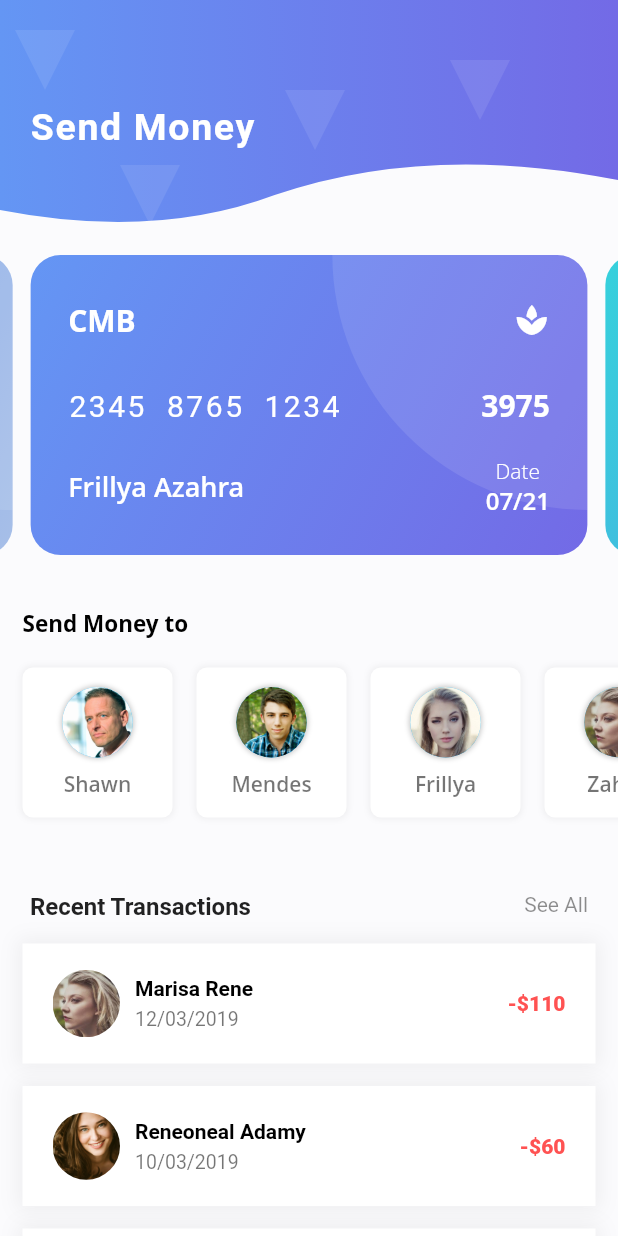
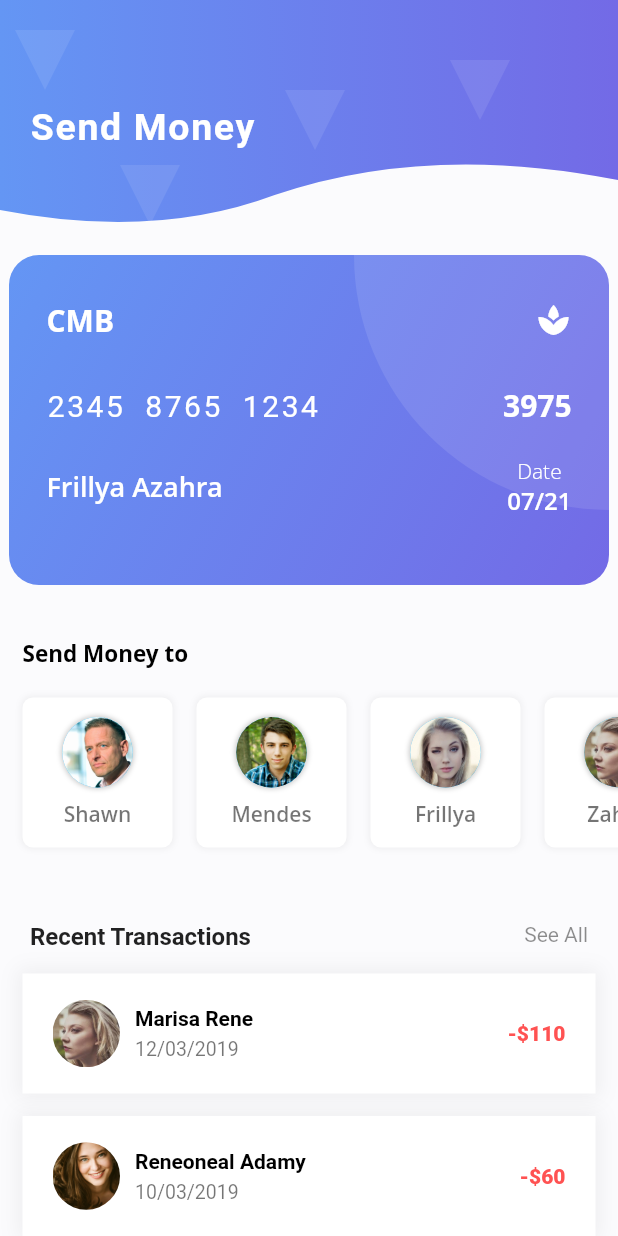
Before and after one commit to CirkoLab/xdaytrade-app, a Flutter app: the T4_wallet screen opened directly, on a phone screen of 412 x 824 dp. Run offline on Flutter 3.47's test engine with Material 2 defaults, Android fonts, the phone set to English and light mode, and no system bars; drawn by our look-alikes of carousel_slider; our stand-ins replace carousel_pro, dio, font_awesome_flutter, package_info, percent_indicator, rxdart and 2 more; missing offline and left inert: bmnav, flutter_sparkline; accounts and stored records are empty; generated files the repository leaves out were written again; Roboto replaces fonts that are missing (Popins).

Commit message:
feat: update package version

```diff
--- a/lib/screen/AnotherTemplate/Template4/T4_wallet.dart
+++ b/lib/screen/AnotherTemplate/Template4/T4_wallet.dart
@@ -21,7 +21,6 @@ class _T4_walletState extends State<T4_wallet> {
           children: <Widget>[
             Stack(
               children: <Widget>[
-
                 ///
                 /// Create wave appbar
                 ///
@@ -76,10 +75,12 @@ class _T4_walletState extends State<T4_wallet> {
             /// Credit card header slider
             ///
             CarouselSlider(
-              aspectRatio: 9 / 10,
-              autoPlay: true,
-              viewportFraction: 0.93,
-              height: 200.0,
+              options: CarouselOptions(
+                aspectRatio: 5 / 10,
+                autoPlay: true,
+                viewportFraction: 1.0,
+                height: 220.0,
+              ),
               items: [0, 1, 2].map((i) {
                 return Builder(
                   builder: (BuildContext context) {
@@ -423,7 +424,6 @@ class _T4_walletState extends State<T4_wallet> {
   }
 }
 
-
 ///
 /// Create wave appbar
 ///
@@ -455,7 +455,6 @@ class BottomWaveClipper extends CustomClipper<Path> {
   bool shouldReclip(CustomClipper<Path> oldClipper) => false;
 }
 
-
 ///
 /// Create triangle clipper
 ///
```
Also changed, not shown: lib/screen/AnotherTemplate/Template1/tab_wallet/T1_btc.dart (+7 -6 lines), lib/screen/AnotherTemplate/Template1/tab_wallet/T1_dash.dart (+6 -4 lines), lib/screen/AnotherTemplate/Template1/tab_wallet/T1_eth.dart (+6 -4 lines), lib/screen/AnotherTemplate/Template1/tab_wallet/T1_lrm.dart (+6 -4 lines), lib/screen/AnotherTemplate/Template1/tab_wallet/T1_ripple.dart (+6 -13 lines), lib/screen/AnotherTemplate/Template2/T2_home.dart (+6 -5 lines), pubspec.yaml (+10 -9 lines), pubspec.lock, 2 other files.
